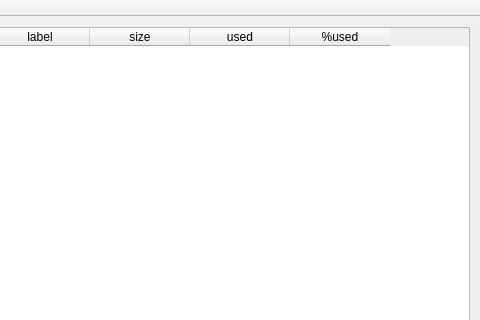
Before: the Qt Designer form zuluMount-gui/mainwindow.ui in mhogomchungu/zuluCrypt, drawn with Qt 5; both pictures show x 321 to 801 and y 0 to 320 of the 801 by 409 pixel window.
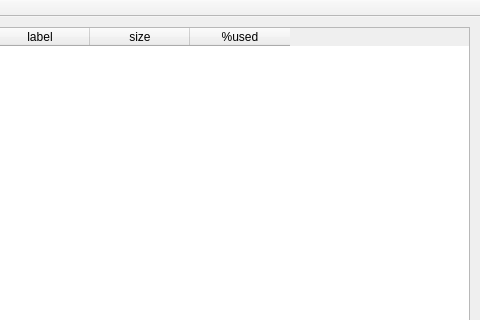
After: the same form once the commit is applied.

Commit message: remove one column in zuluMount-gui to give room to mount point column

What changed in the file:
```diff
--- a/zuluMount-gui/mainwindow.ui
+++ b/zuluMount-gui/mainwindow.ui
@@ -78,14 +78,6 @@
       <set>AlignHCenter|AlignVCenter|AlignCenter</set>
      </property>
     </column>
-    <column>
-     <property name="text">
-      <string>used</string>
-     </property>
-     <property name="textAlignment">
-      <set>AlignHCenter|AlignVCenter|AlignCenter</set>
-     </property>
-    </column>
     <column>
      <property name="text">
       <string>%used</string>
```
The commit also changes 5 other files.
